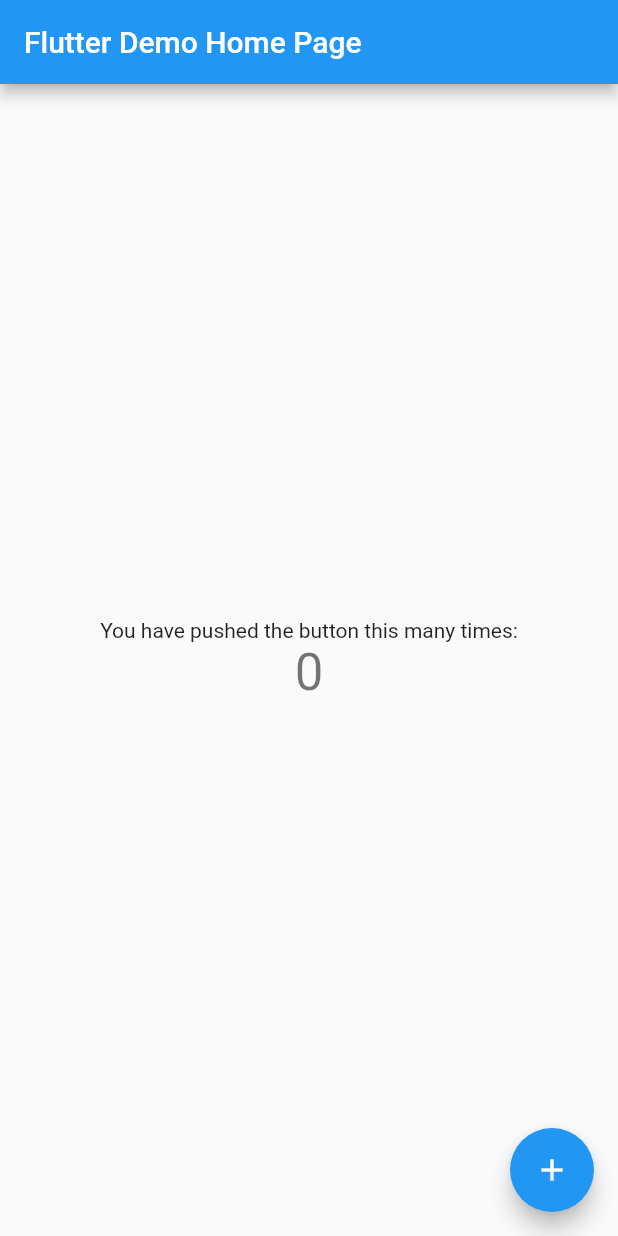
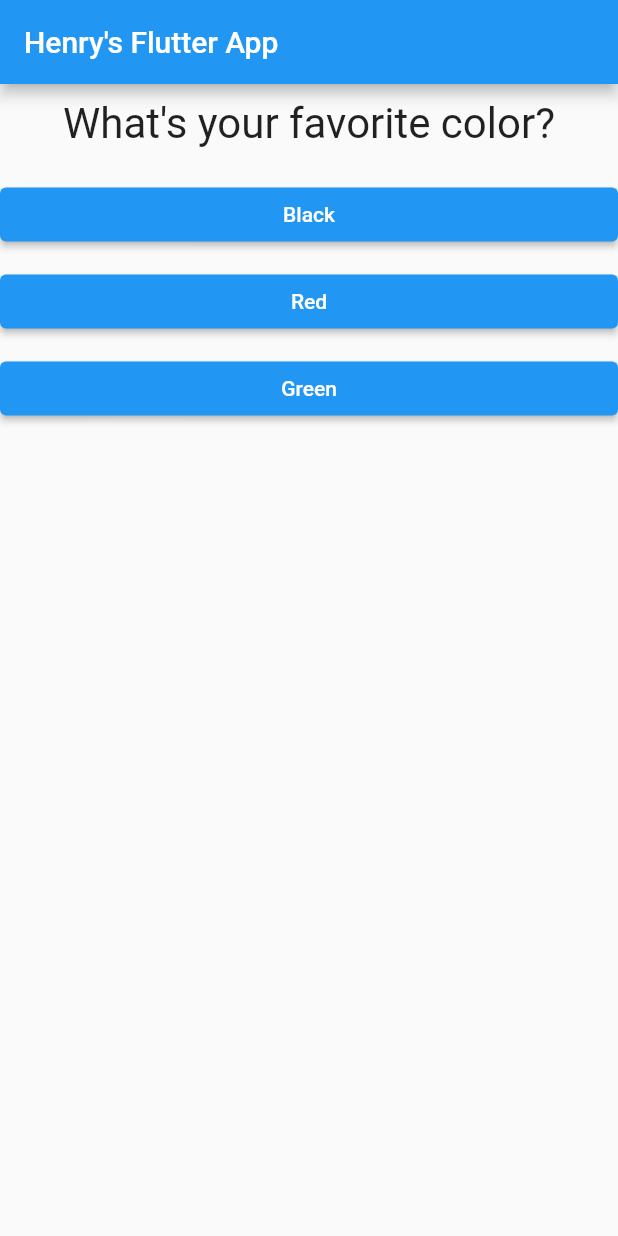
Before and after one commit to HRO0806/My_first_flutter_app, a Flutter app: the screen it shows after launch, on a phone screen of 412 x 824 dp. Run offline on Flutter 3.47's test engine with Material 2 defaults, Android fonts, the phone set to English and light mode, and no system bars.

Commit message:
Learning flutter basics

```diff
--- /dev/null
+++ b/lib/answer.dart
@@ -0,0 +1,28 @@
+import 'package:flutter/material.dart';
+
+class Answer extends StatelessWidget {
+  final VoidCallback selectHandler;
+  final String answerText;
+
+  Answer(this.selectHandler, this.answerText);
+
+
+  @override
+  Widget build(BuildContext context) {
+    return Container(
+      margin: const EdgeInsets.only(top: 10),
+      width: double.infinity,
+      child: ElevatedButton(
+        style:
+          ElevatedButton.styleFrom(
+          primary: Colors.blue,
+        ),
+        child: Text(
+          answerText,
+          style: TextStyle(color: Colors.white),
+        ),
+        onPressed: selectHandler,
+      ),
+    );
+  }
+}
--- a/lib/main.dart
+++ b/lib/main.dart
@@ -1,115 +1,72 @@
 import 'package:flutter/material.dart';
 
+import './question.dart';
+import './answer.dart';
+
 void main() {
-  runApp(const MyApp());
+  runApp(MyFirstApp());
 }
 
-class MyApp extends StatelessWidget {
-  const MyApp({super.key});
-
-  // This widget is the root of your application.
+class MyFirstApp extends StatefulWidget {
   @override
-  Widget build(BuildContext context) {
-    return MaterialApp(
-      title: 'Flutter Demo',
-      theme: ThemeData(
-        // This is the theme of your application.
-        //
-        // Try running your application with "flutter run". You'll see the
-        // application has a blue toolbar. Then, without quitting the app, try
-        // changing the primarySwatch below to Colors.green and then invoke
-        // "hot reload" (press "r" in the console where you ran "flutter run",
-        // or simply save your changes to "hot reload" in a Flutter IDE).
-        // Notice that the counter didn't reset back to zero; the application
-        // is not restarted.
-        primarySwatch: Colors.blue,
-      ),
-      home: const MyHomePage(title: 'Flutter Demo Home Page'),
-    );
+  State<StatefulWidget> createState() {
+    // TODO: implement createState
+    return _MyFirstAppState();
   }
 }
 
-class MyHomePage extends StatefulWidget {
-  const MyHomePage({super.key, required this.title});
+class _MyFirstAppState extends State<MyFirstApp> {
+  final questions = const [
+      {
+        'questionText': "What's your favorite color?",
+        'answers': ['Black', 'Red', 'Green'],
+      },
+      {
+        'questionText': "What's your favorite animal?",
+        'answers': ['Monkey', 'Shark', 'Lizzard', 'Bear', 'Wolf']
+      },
+      {
+        'questionText': "Who's your favorite author?",
+        'answers': [
+          'J.R.R Tolkien',
+          'Jane Austin',
+          'Robert Jordan',
+          'Brandon Sanderson'
+        ]
+      },
+    ];
 
-  // This widget is the home page of your application. It is stateful, meaning
-  // that it has a State object (defined below) that contains fields that affect
-  // how it looks.
+  var _questionIndex = 0;
 
-  // This class is the configuration for the state. It holds the values (in this
-  // case the title) provided by the parent (in this case the App widget) and
-  // used by the build method of the State. Fields in a Widget subclass are
-  // always marked "final".
+  void _answerQuestion() {
+    setState(() {
+      _questionIndex += 1;
+    });
+    print(_questionIndex);
 
-  final String title;
-
-  @override
-  State<MyHomePage> createState() => _MyHomePageState();
-}
-
-class _MyHomePageState extends State<MyHomePage> {
-  int _counter = 0;
-
-  void _incrementCounter() {
-    setState(() {
-      // This call to setState tells the Flutter framework that something has
-      // changed in this State, which causes it to rerun the build method below
-      // so that the display can reflect the updated values. If we changed
-      // _counter without calling setState(), then the build method would not be
-      // called again, and so nothing would appear to happen.
-      _counter++;
-    });
+    if (_questionIndex < questions.length) {
+      print('We have more questions');
+    }
   }
 
   @override
   Widget build(BuildContext context) {
-    // This method is rerun every time setState is called, for instance as done
-    // by the _incrementCounter method above.
-    //
-    // The Flutter framework has been optimized to make rerunning build methods
-    // fast, so that you can just rebuild anything that needs updating rather
-    // than having to individually change instances of widgets.
-    return Scaffold(
-      appBar: AppBar(
-        // Here we take the value from the MyHomePage object that was created by
-        // the App.build method, and use it to set our appbar title.
-        title: Text(widget.title),
-      ),
-      body: Center(
-        // Center is a layout widget. It takes a single child and positions it
-        // in the middle of the parent.
-        child: Column(
-          // Column is also a layout widget. It takes a list of children and
-          // arranges them vertically. By default, it sizes itself to fit its
-          // children horizontally, and tries to be as tall as its parent.
-          //
-          // Invoke "debug painting" (press "p" in the console, choose the
-          // "Toggle Debug Paint" action from the Flutter Inspector in Android
-          // Studio, or the "Toggle Debug Paint" command in Visual Studio Code)
-          // to see the wireframe for each widget.
-          //
-          // Column has various properties to control how it sizes itself and
-          // how it positions its children. Here we use mainAxisAlignment to
-          // center the children vertically; the main axis here is the vertical
-          // axis because Columns are vertical (the cross axis would be
-          // horizontal).
-          mainAxisAlignment: MainAxisAlignment.center,
-          children: <Widget>[
-            const Text(
-              'You have pushed the button this many times:',
-            ),
-            Text(
-              '$_counter',
-              style: Theme.of(context).textTheme.headline4,
-            ),
+
+    return MaterialApp(
+      home: Scaffold(
+        appBar: AppBar(
+          title: Text("Henry's Flutter App"),
+        ),
+        body: Column(
+          children: [
+            Question(questions[_questionIndex]['questionText'] as String),
+            ...(questions[_questionIndex]['answers'] as List<String>)
+                .map((answer) {
+              return Answer(_answerQuestion, answer);
+            }).toList()
           ],
         ),
       ),
-      floatingActionButton: FloatingActionButton(
-        onPressed: _incrementCounter,
-        tooltip: 'Increment',
-        child: const Icon(Icons.add),
-      ), // This trailing comma makes auto-formatting nicer for build methods.
     );
   }
 }
--- /dev/null
+++ b/lib/question.dart
@@ -0,0 +1,23 @@
+import 'package:flutter/src/widgets/container.dart';
+import 'package:flutter/src/widgets/framework.dart';
+
+import 'package:flutter/material.dart';
+
+class Question extends StatelessWidget {
+  final String questionText;
+
+  Question(this.questionText);
+
+  @override
+  Widget build(BuildContext context) {
+    return Container(
+      width: double.infinity,
+      margin: EdgeInsets.all(10),
+      child: Text(
+        questionText,
+        style: TextStyle(fontSize: 28),
+        textAlign: TextAlign.center,
+      ),
+    );
+  }
+}
```
